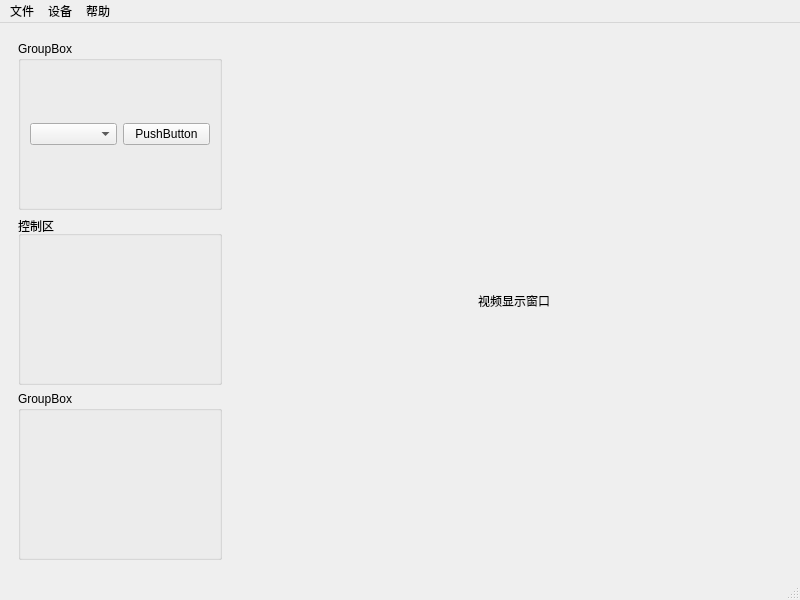
This is mainwindow.ui in choushunn/ZF_TriAxisCamControl as Qt 5 draws it before an edit. The edited form follows.
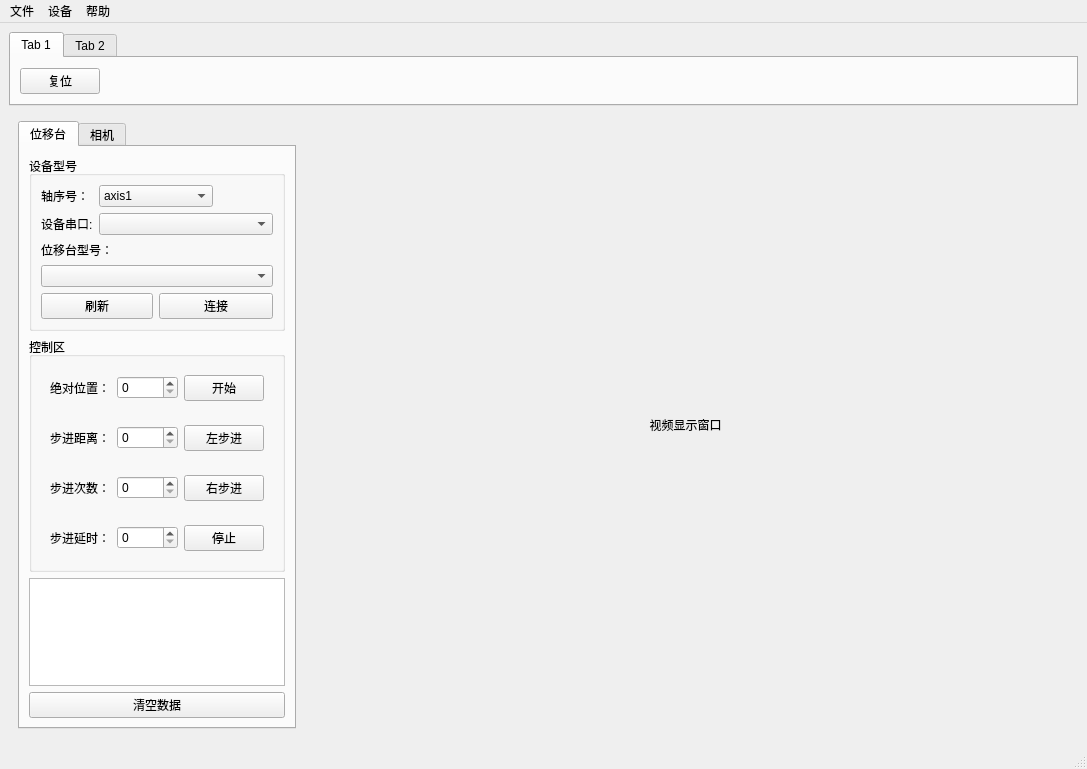
This is the edited form.

```diff
--- a/mainwindow.ui
+++ b/mainwindow.ui
@@ -6,74 +6,74 @@
    <rect>
     <x>0</x>
     <y>0</y>
-    <width>800</width>
-    <height>600</height>
+    <width>1087</width>
+    <height>769</height>
    </rect>
   </property>
   <property name="windowTitle">
    <string>三轴位移台联动控制软件</string>
   </property>
   <widget class="QWidget" name="centralwidget">
-   <layout class="QHBoxLayout" name="horizontalLayout">
+   <layout class="QVBoxLayout" name="verticalLayout_4">
     <item>
-     <widget class="QWidget" name="widget" native="true">
+     <widget class="QTabWidget" name="tabWidget_2">
       <property name="sizePolicy">
-       <sizepolicy hsizetype="Preferred" vsizetype="Preferred">
-        <horstretch>2</horstretch>
+       <sizepolicy hsizetype="Expanding" vsizetype="Minimum">
+        <horstretch>0</horstretch>
         <verstretch>0</verstretch>
        </sizepolicy>
       </property>
-      <layout class="QVBoxLayout" name="verticalLayout">
-       <item>
-        <widget class="QGroupBox" name="groupBox_3">
-         <property name="title">
-          <string>GroupBox</string>
-         </property>
-         <layout class="QHBoxLayout" name="horizontalLayout_2">
-          <item>
-           <widget class="QComboBox" name="comboBox"/>
-          </item>
-          <item>
-           <widget class="QPushButton" name="pushButton">
-            <property name="text">
-             <string>PushButton</string>
-            </property>
-           </widget>
-          </item>
-         </layout>
-        </widget>
-       </item>
-       <item>
-        <widget class="QGroupBox" name="groupBox_2">
-         <property name="title">
-          <string>控制区</string>
-         </property>
-        </widget>
-       </item>
-       <item>
-        <widget class="QGroupBox" name="groupBox">
-         <property name="title">
-          <string>GroupBox</string>
-         </property>
-        </widget>
-       </item>
-      </layout>
+      <property name="currentIndex">
+       <number>0</number>
+      </property>
+      <widget class="QWidget" name="tab_3">
+       <attribute name="title">
+        <string>Tab 1</string>
+       </attribute>
+       <layout class="QHBoxLayout" name="horizontalLayout_7">
+        <item>
+         <widget class="QPushButton" name="pushButton_3">
+          <property name="text">
+           <string>复位</string>
+          </property>
+         </widget>
+        </item>
+        <item>
+         <spacer name="horizontalSpacer">
+          <property name="orientation">
+           <enum>Qt::Horizontal</enum>
+          </property>
+          <property name="sizeHint" stdset="0">
+           <size>
+            <width>40</width>
+            <height>20</height>
+           </size>
+          </property>
+         </spacer>
+        </item>
+       </layout>
+      </widget>
+      <widget class="QWidget" name="tab_4">
+       <attribute name="title">
+        <string>Tab 2</string>
+       </attribute>
+      </widget>
      </widget>
     </item>
     <item>
      <widget class="QWidget" name="widget_2" native="true">
       <property name="sizePolicy">
        <sizepolicy hsizetype="Preferred" vsizetype="Preferred">
-        <horstretch>5</horstretch>
+        <horstretch>0</horstretch>
         <verstretch>0</verstretch>
        </sizepolicy>
       </property>
       <layout class="QGridLayout" name="gridLayout">
-       <item row="0" column="0">
+       <item row="1" column="2">
         <widget class="QLabel" name="label">
          <property name="sizePolicy">
           <sizepolicy hsizetype="Expanding" vsizetype="Expanding">
-           <horstretch>0</horstretch>
+           <horstretch>2</horstretch>
            <verstretch>0</verstretch>
           </sizepolicy>
          </property>
@@ -85,6 +85,242 @@
          </property>
         </widget>
        </item>
+       <item row="1" column="0">
+        <widget class="QTabWidget" name="tabWidget">
+         <property name="currentIndex">
+          <number>0</number>
+         </property>
+         <widget class="QWidget" name="tab">
+          <attribute name="title">
+           <string>位移台</string>
+          </attribute>
+          <layout class="QVBoxLayout" name="verticalLayout_2">
+           <item>
+            <widget class="QGroupBox" name="groupBox_3">
+             <property name="title">
+              <string>设备型号</string>
+             </property>
+             <layout class="QGridLayout" name="gridLayout_2">
+              <item row="5" column="0" colspan="2">
+               <widget class="QPushButton" name="c_btn_fresh">
+                <property name="text">
+                 <string>刷新</string>
+                </property>
+               </widget>
+              </item>
+              <item row="1" column="1" colspan="3">
+               <widget class="QComboBox" name="c_Combobox_SP"/>
+              </item>
+              <item row="1" column="0">
+               <widget class="QLabel" name="label_2">
+                <property name="maximumSize">
+                 <size>
+                  <width>60</width>
+                  <height>16777215</height>
+                 </size>
+                </property>
+                <property name="text">
+                 <string>设备串口:</string>
+                </property>
+               </widget>
+              </item>
+              <item row="0" column="1" colspan="2">
+               <widget class="QComboBox" name="c_ComboBox_axisNumber">
+                <item>
+                 <property name="text">
+                  <string>axis1</string>
+                 </property>
+                </item>
+               </widget>
+              </item>
+              <item row="5" column="2" colspan="2">
+               <widget class="QPushButton" name="c_btn_connect">
+                <property name="sizePolicy">
+                 <sizepolicy hsizetype="Expanding" vsizetype="Fixed">
+                  <horstretch>0</horstretch>
+                  <verstretch>0</verstretch>
+                 </sizepolicy>
+                </property>
+                <property name="text">
+                 <string>连接</string>
+                </property>
+               </widget>
+              </item>
+              <item row="0" column="0">
+               <widget class="QLabel" name="label_10">
+                <property name="enabled">
+                 <bool>true</bool>
+                </property>
+                <property name="sizePolicy">
+                 <sizepolicy hsizetype="Fixed" vsizetype="Minimum">
+                  <horstretch>0</horstretch>
+                  <verstretch>0</verstretch>
+                 </sizepolicy>
+                </property>
+                <property name="text">
+                 <string>轴序号：</string>
+                </property>
+               </widget>
+              </item>
+              <item row="2" column="0" colspan="2">
+               <widget class="QLabel" name="label_3">
+                <property name="sizePolicy">
+                 <sizepolicy hsizetype="Fixed" vsizetype="Fixed">
+                  <horstretch>0</horstretch>
+                  <verstretch>0</verstretch>
+                 </sizepolicy>
+                </property>
+                <property name="text">
+                 <string>位移台型号：</string>
+                </property>
+               </widget>
+              </item>
+              <item row="4" column="0" colspan="4">
+               <widget class="QComboBox" name="c_ComboBox_modelName"/>
+              </item>
+             </layout>
+            </widget>
+           </item>
+           <item>
+            <widget class="QGroupBox" name="groupBox_2">
+             <property name="title">
+              <string>控制区</string>
+             </property>
+             <layout class="QVBoxLayout" name="verticalLayout">
+              <item>
+               <widget class="QWidget" name="widget_3" native="true">
+                <layout class="QHBoxLayout" name="horizontalLayout_2">
+                 <item>
+                  <widget class="QLabel" name="label_4">
+                   <property name="text">
+                    <string>绝对位置：</string>
+                   </property>
+                  </widget>
+                 </item>
+                 <item>
+                  <widget class="QSpinBox" name="c_spinbox_setJogStep"/>
+                 </item>
+                 <item>
+                  <widget class="QPushButton" name="m_btn_move">
+                   <property name="text">
+                    <string>开始</string>
+                   </property>
+                  </widget>
+                 </item>
+                </layout>
+               </widget>
+              </item>
+              <item>
+               <widget class="QWidget" name="widget_4" native="true">
+                <layout class="QHBoxLayout" name="horizontalLayout_3">
+                 <item>
+                  <widget class="QLabel" name="label_7">
+                   <property name="text">
+                    <string>步进距离：</string>
+                   </property>
+                  </widget>
+                 </item>
+                 <item>
+                  <widget class="QSpinBox" name="c_spinbox_jogStep"/>
+                 </item>
+                 <item>
+                  <widget class="QPushButton" name="c_btn_jogLeft">
+                   <property name="text">
+                    <string>左步进</string>
+                   </property>
+                  </widget>
+                 </item>
+                </layout>
+               </widget>
+              </item>
+              <item>
+               <widget class="QWidget" name="widget_5" native="true">
+                <layout class="QHBoxLayout" name="horizontalLayout_4">
+                 <item>
+                  <widget class="QLabel" name="label_8">
+                   <property name="text">
+                    <string>步进次数：</string>
+                   </property>
+                  </widget>
+                 </item>
+                 <item>
+                  <widget class="QSpinBox" name="c_spinbox_Times"/>
+                 </item>
+                 <item>
+                  <widget class="QPushButton" name="c_btn_jogRight">
+                   <property name="styleSheet">
+                    <string notr="true"/>
+                   </property>
+                   <property name="text">
+                    <string>右步进</string>
+                   </property>
+                  </widget>
+                 </item>
+                </layout>
+               </widget>
+              </item>
+              <item>
+               <widget class="QWidget" name="widget_6" native="true">
+                <layout class="QHBoxLayout" name="horizontalLayout_5">
+                 <item>
+                  <widget class="QLabel" name="label_9">
+                   <property name="text">
+                    <string>步进延时：</string>
+                   </property>
+                  </widget>
+                 </item>
+                 <item>
+                  <widget class="QSpinBox" name="c_spinbox_jogDelay">
+                   <property name="maximum">
+                    <number>10000</number>
+                   </property>
+                  </widget>
+                 </item>
+                 <item>
+                  <widget class="QPushButton" name="pushButton_2">
+                   <property name="text">
+                    <string>停止</string>
+                   </property>
+                  </widget>
+                 </item>
+                </layout>
+               </widget>
+              </item>
+             </layout>
+            </widget>
+           </item>
+           <item>
+            <widget class="QPlainTextEdit" name="c_PlainText_msg">
+             <property name="maximumSize">
+              <size>
+               <width>300</width>
+               <height>200</height>
+              </size>
+             </property>
+             <property name="styleSheet">
+              <string notr="true"/>
+             </property>
+             <property name="readOnly">
+              <bool>true</bool>
+             </property>
+            </widget>
+           </item>
+           <item>
+            <widget class="QPushButton" name="pushButton">
+             <property name="text">
+              <string>清空数据</string>
+             </property>
+            </widget>
+           </item>
+          </layout>
+         </widget>
+         <widget class="QWidget" name="tab_2">
+          <attribute name="title">
+           <string>相机</string>
+          </attribute>
+         </widget>
+        </widget>
+       </item>
       </layout>
      </widget>
     </item>
@@ -95,8 +331,8 @@
     <rect>
      <x>0</x>
      <y>0</y>
-     <width>800</width>
-     <height>17</height>
+     <width>1087</width>
+     <height>24</height>
     </rect>
    </property>
    <widget class="QMenu" name="menu">
```
